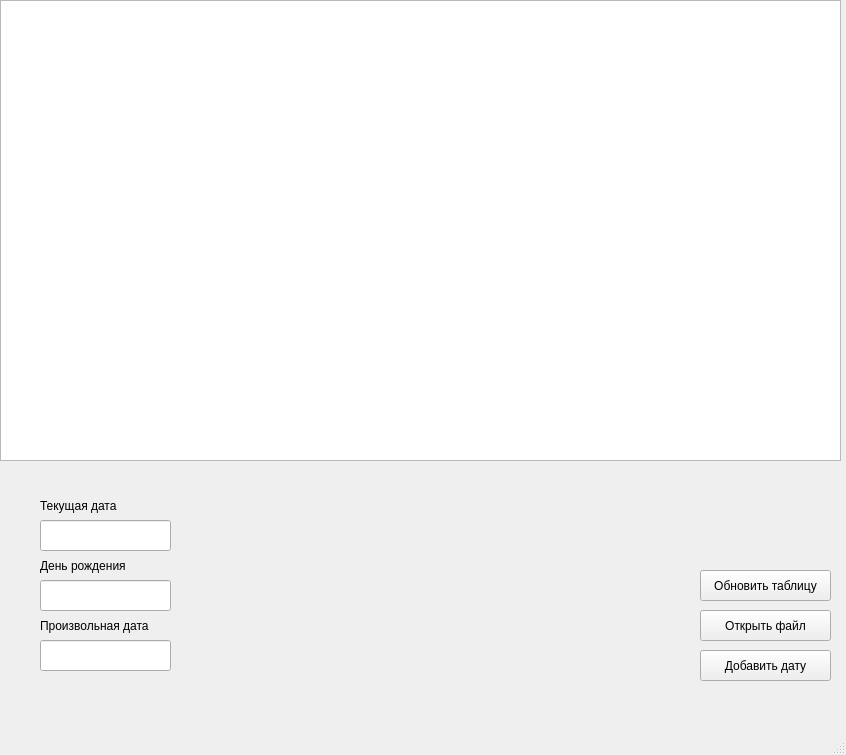
This is mainwindow.ui in EGIRD/Task_1_LR_2 as Qt 5 draws it before an edit. The edited form follows.
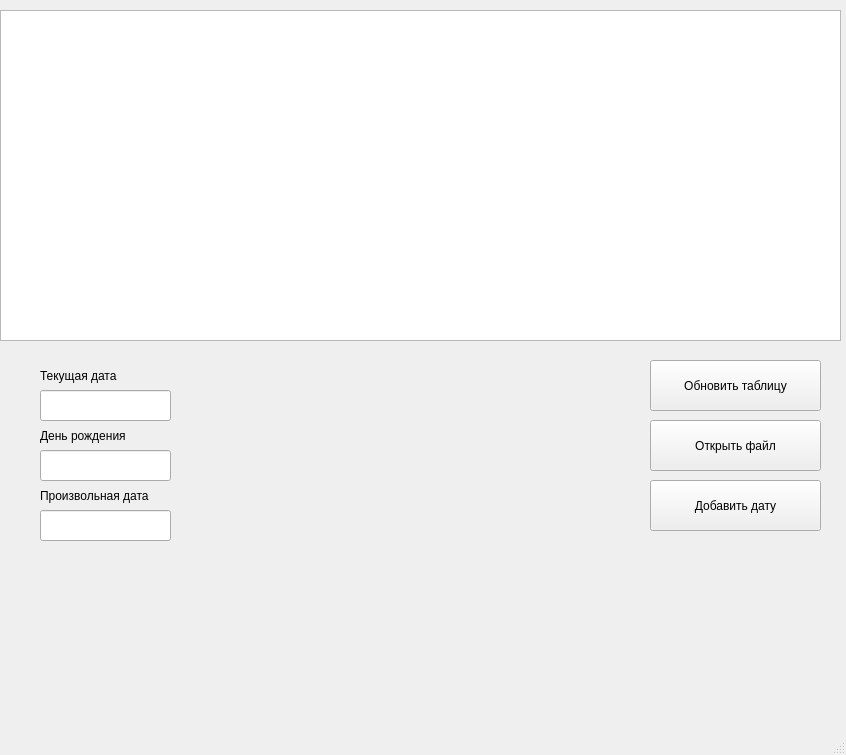
This is the edited form.

```diff
--- a/mainwindow.ui
+++ b/mainwindow.ui
@@ -18,9 +18,9 @@
     <property name="geometry">
      <rect>
       <x>0</x>
-      <y>0</y>
+      <y>10</y>
       <width>841</width>
-      <height>461</height>
+      <height>331</height>
      </rect>
     </property>
    </widget>
@@ -28,7 +28,7 @@
     <property name="geometry">
      <rect>
       <x>40</x>
-      <y>520</y>
+      <y>390</y>
       <width>131</width>
       <height>31</height>
      </rect>
@@ -38,7 +38,7 @@
     <property name="geometry">
      <rect>
       <x>40</x>
-      <y>490</y>
+      <y>360</y>
       <width>141</width>
       <height>31</height>
      </rect>
@@ -51,7 +51,7 @@
     <property name="geometry">
      <rect>
       <x>40</x>
-      <y>580</y>
+      <y>450</y>
       <width>131</width>
       <height>31</height>
      </rect>
@@ -61,7 +61,7 @@
     <property name="geometry">
      <rect>
       <x>40</x>
-      <y>550</y>
+      <y>420</y>
       <width>141</width>
       <height>31</height>
      </rect>
@@ -73,10 +73,10 @@
    <widget class="QPushButton" name="updateButton">
     <property name="geometry">
      <rect>
-      <x>700</x>
-      <y>570</y>
-      <width>131</width>
-      <height>31</height>
+      <x>650</x>
+      <y>360</y>
+      <width>171</width>
+      <height>51</height>
      </rect>
     </property>
     <property name="text">
@@ -86,10 +86,10 @@
    <widget class="QPushButton" name="openFileButton">
     <property name="geometry">
      <rect>
-      <x>700</x>
-      <y>610</y>
-      <width>131</width>
-      <height>31</height>
+      <x>650</x>
+      <y>420</y>
+      <width>171</width>
+      <height>51</height>
      </rect>
     </property>
     <property name="text">
@@ -99,10 +99,10 @@
    <widget class="QPushButton" name="addButton">
     <property name="geometry">
      <rect>
-      <x>700</x>
-      <y>650</y>
-      <width>131</width>
-      <height>31</height>
+      <x>650</x>
+      <y>480</y>
+      <width>171</width>
+      <height>51</height>
      </rect>
     </property>
     <property name="text">
@@ -113,7 +113,7 @@
     <property name="geometry">
      <rect>
       <x>40</x>
-      <y>610</y>
+      <y>480</y>
       <width>141</width>
       <height>31</height>
      </rect>
@@ -126,7 +126,7 @@
     <property name="geometry">
      <rect>
       <x>40</x>
-      <y>640</y>
+      <y>510</y>
       <width>131</width>
       <height>31</height>
      </rect>
```
